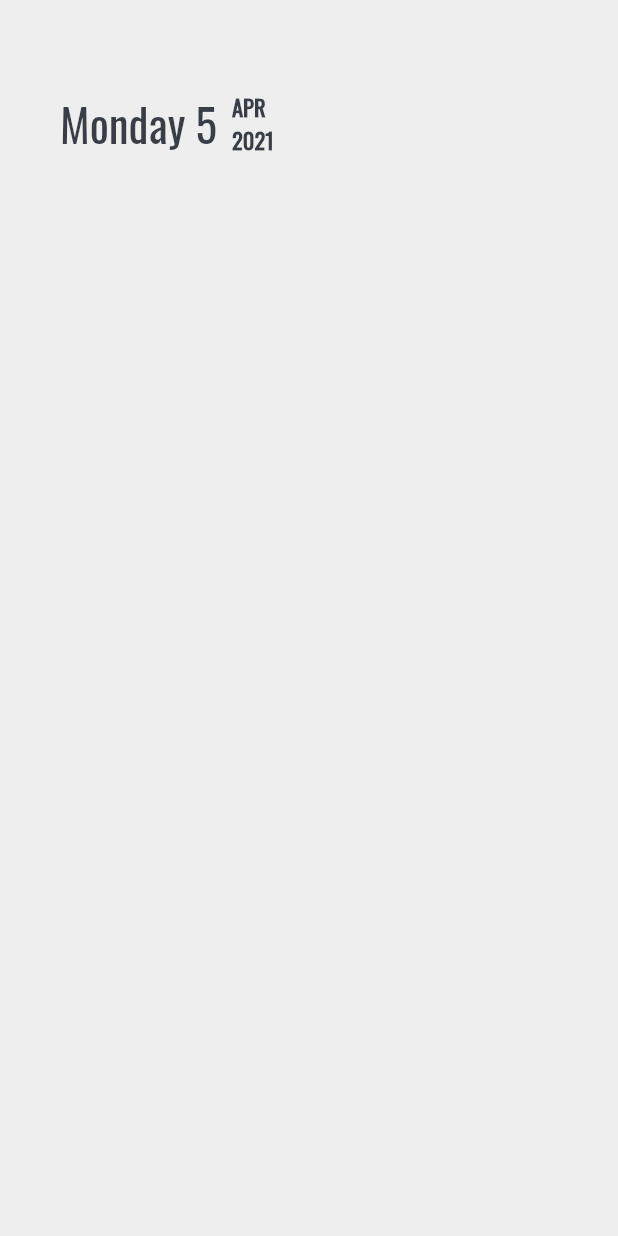
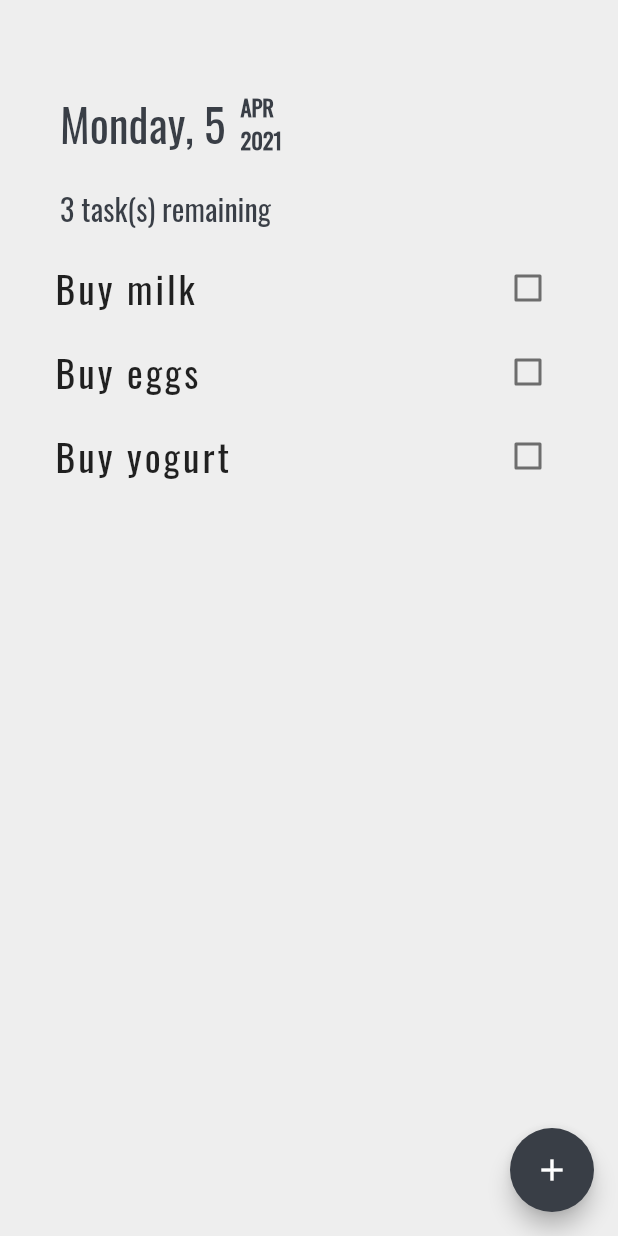
Before and after one commit to PatrickS136/todolist, a Flutter app: the ToDoScreen screen opened by its route, on a phone screen of 412 x 824 dp. Run offline on Flutter 3.47's test engine with Material 2 defaults, Android fonts, the phone set to English and light mode, and no system bars.

```diff
--- /dev/null
+++ b/lib/components/taskList.dart
@@ -0,0 +1,26 @@
+import 'package:flutter/material.dart';
+import 'taskTile.dart';
+import 'package:provider/provider.dart';
+import 'tasks.dart';
+
+class TaskList extends StatelessWidget {
+  @override
+  Widget build(BuildContext context) {
+    return Consumer<Tasks>(
+      builder: (context, taskData, child) {
+        return ListView.builder(
+          itemBuilder: (context, index) {
+            return TaskTile(
+              taskTitle: taskData.todo[index].name,
+              isChecked: taskData.todo[index].isDone,
+              callbac: (cbState) {
+                taskData.checkOff(taskData.todo[index]);
+              },
+            );
+          },
+          itemCount: taskData.todo.length,
+        );
+      },
+    );
+  }
+}
--- /dev/null
+++ b/lib/components/taskTile.dart
@@ -0,0 +1,34 @@
+import 'package:flutter/material.dart';
+import 'package:provider/provider.dart';
+import 'package:todolist/constants.dart';
+import 'tasks.dart';
+
+class TaskTile extends StatelessWidget {
+  final bool isChecked;
+  final String taskTitle;
+  final Function callbac;
+  TaskTile({this.taskTitle, this.isChecked, this.callbac});
+  @override
+  Widget build(BuildContext context) {
+    return ListTile(
+      title: Text(
+        taskTitle,
+        style: TextStyle(
+          decoration: isChecked ? TextDecoration.lineThrough : null,
+          fontFamily: "Oswald",
+          letterSpacing: 2,
+          fontSize: 25,
+          fontWeight: FontWeight.w500,
+        ),
+      ),
+      trailing: Checkbox(
+        activeColor: darkgrey,
+        value: isChecked,
+        onChanged: callbac,
+      ),
+      onLongPress: () {
+        Provider.of<Tasks>(context, listen: false).remove(taskTitle);
+      },
+    );
+  }
+}
--- /dev/null
+++ b/lib/components/tasks.dart
@@ -0,0 +1,38 @@
+import 'package:flutter/material.dart';
+import 'dart:core';
+
+class Task {
+  final String name;
+  bool isDone;
+  Task({this.name, this.isDone = false});
+  toggleDone() {
+    isDone = !isDone;
+  }
+}
+
+class Tasks extends ChangeNotifier {
+  List<Task> todo = [
+    Task(name: "Buy milk"),
+    Task(name: "Buy eggs"),
+    Task(name: "Buy yogurt"),
+  ];
+
+  int get len {
+    return todo.length;
+  }
+
+  void addNewTask(String newTask) {
+    todo.add(Task(name: newTask));
+    notifyListeners();
+  }
+
+  void checkOff(Task chosen) {
+    chosen.toggleDone();
+    notifyListeners();
+  }
+
+  void remove(String taskName) {
+    todo.removeWhere((item) => item.name == taskName);
+    notifyListeners();
+  }
+}
--- a/lib/screens/todoScreen.dart
+++ b/lib/screens/todoScreen.dart
@@ -1,5 +1,9 @@
 import 'package:flutter/material.dart';
 import 'package:todolist/constants.dart';
+import 'package:provider/provider.dart';
+import 'package:todolist/components/tasks.dart';
+import 'package:todolist/components/taskList.dart';
+import 'package:todolist/components/addTask.dart';
 
 final String toDoId = "/todo";
 
@@ -8,15 +12,25 @@ class ToDoScreen extends StatelessWidget {
   Widget build(BuildContext context) {
     return Scaffold(
       backgroundColor: grey,
-      body: SingleChildScrollView(
-        child: Container(
-          padding: EdgeInsets.symmetric(vertical: 60, horizontal: 40),
-          child: Column(
+      floatingActionButton: FloatingActionButton(
+        onPressed: () {
+          showModalBottomSheet(
+            context: context,
+            builder: (context) => AddTask(),
+          );
+        },
+        child: Icon(Icons.add),
+        backgroundColor: darkgrey,
+      ),
+      body: Column(
+        crossAxisAlignment: CrossAxisAlignment.start,
         children: [
-              Row(
+          Container(
+            padding: EdgeInsets.only(top: 60, left: 40, right: 40, bottom: 10),
+            child: Row(
               children: [
                 Text(
-                    "$weekday $day",
+                  "$weekday, $day",
                   style: kDay,
                 ),
                 SizedBox(
@@ -37,11 +51,27 @@ class ToDoScreen extends StatelessWidget {
                     ),
                   ],
                 ),
-                ],
-              )
+                SizedBox(
+                  width: 30,
+                ),
               ],
             ),
           ),
+          Container(
+            padding: EdgeInsets.symmetric(horizontal: 40, vertical: 10),
+            child: Text(
+              "${Provider.of<Tasks>(context).len} task(s) remaining",
+              style: kSlogan,
+            ),
+          ),
+          Expanded(
+            child: Container(
+              padding: EdgeInsets.symmetric(horizontal: 20),
+              color: grey,
+              child: TaskList(),
+            ),
+          ),
+        ],
       ),
     );
   }
--- a/pubspec.yaml
+++ b/pubspec.yaml
@@ -28,6 +28,7 @@ dependencies:
   # The following adds the Cupertino Icons font to your application.
   # Use with the CupertinoIcons class for iOS style icons.
   cupertino_icons: ^1.0.2
+  provider: ^5.0.0
 
 dev_dependencies:
   flutter_test:
```
Also changed, not shown: lib/components/addTask.dart (added, +70 -0 lines), lib/main.dart (+6 -1 lines), lib/components/input.dart (deleted), pubspec.lock. Lines whose indentation alone changed are shown as unchanged.
